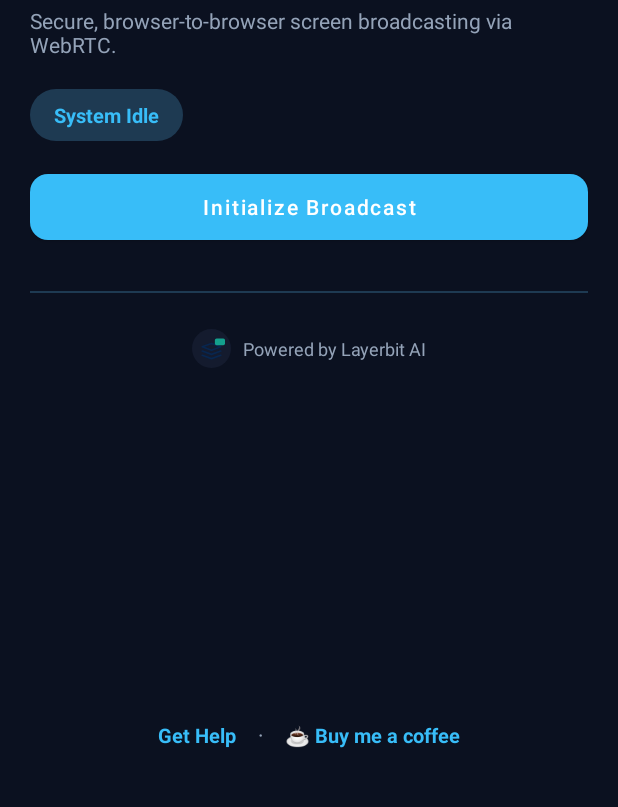
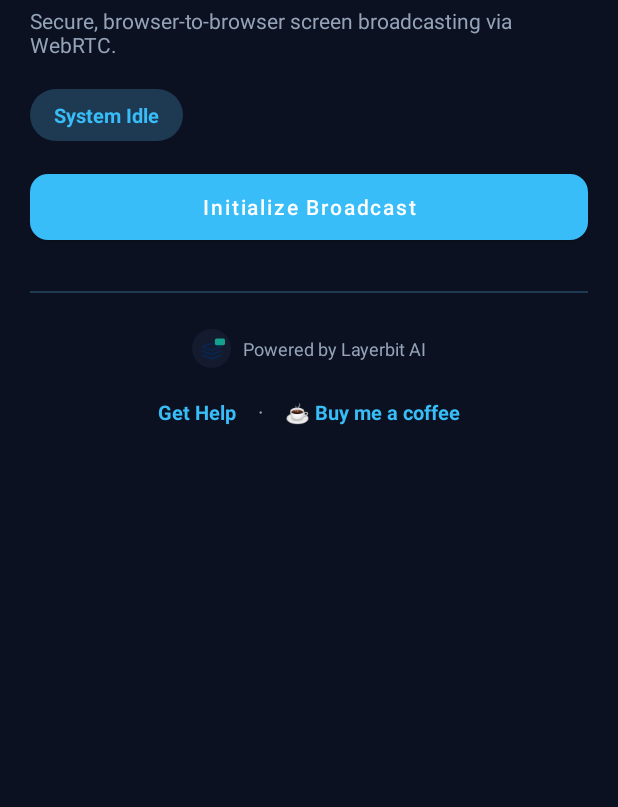
Before and after one commit to vysakhsuresh/layerlink-android, an Android app: the screen it shows after launch (MainActivity), on a phone screen of 412 x 824 dp, the part 87-894 px from its top. Run offline under Robolectric (Android 15) with nearby library versions, the phone set to English and light mode, and no system bars; libraries missing offline, so code that uses them is left out: org.webrtc; plain views replace SurfaceViewRenderer; 5 statements that could not run were skipped.

Commit message:
Fix cross-module footer binding: real root view, not <merge>
The actual Gradle build (not just the IDE) confirmed View Binding's
<merge>-flattening does not work across module boundaries - enabling
viewBinding in :core alone wasn't enough, since ActivityMainBinding (built
in :app) never got brandFooterRow/btnGetHelp/btnBuyCoffee from a <merge>
layout living in :core.

Fixed by giving view_brand_footer.xml a real ConstraintLayout root
(self-contained internal constraints instead of anchoring to an external
contentBarrier id) and including it with its own id + constraints on the
<include> tag in activity_main.xml. This generates a proper nested
ViewBrandFooterBinding that MainActivity accesses via
binding.brandFooterInclude.* - the standard, always-reliable pattern for
<include> across module boundaries.

Co-Authored-By: Claude Sonnet 5 <noreply@anthropic.com>
Claude-Session: https://claude.ai/code/session_01UA2YMQTHPHii35Dz93eu7W

```diff
--- a/app/src/main/java/com/layerbit/layerlink/MainActivity.kt
+++ b/app/src/main/java/com/layerbit/layerlink/MainActivity.kt
@@ -83,9 +83,9 @@ class MainActivity : AppCompatActivity() {
         binding.btnStop.setOnClickListener { boundService?.stopSharing() }
         binding.btnCopy.setOnClickListener { copyLink() }
         binding.btnShare.setOnClickListener { shareLink() }
-        binding.brandFooterRow.setOnClickListener { BrandLinks.openWebsite(this) }
-        binding.btnGetHelp.setOnClickListener { BrandLinks.showGetHelpDialog(this) }
-        binding.btnBuyCoffee.setOnClickListener { BrandLinks.openCoffee(this) }
+        binding.brandFooterInclude.brandFooterRow.setOnClickListener { BrandLinks.openWebsite(this) }
+        binding.brandFooterInclude.btnGetHelp.setOnClickListener { BrandLinks.showGetHelpDialog(this) }
+        binding.brandFooterInclude.btnBuyCoffee.setOnClickListener { BrandLinks.openCoffee(this) }
 
         maybeRequestNotificationPermission()
         renderState(SessionState.Idle)
--- a/app/src/main/res/layout/activity_main.xml
+++ b/app/src/main/res/layout/activity_main.xml
@@ -164,7 +164,15 @@
             app:barrierDirection="bottom"
             app:constraint_referenced_ids="btnStart,btnStop,linkContainer,previewCard" />
 
-        <include layout="@layout/view_brand_footer" />
+        <include
+            android:id="@+id/brandFooterInclude"
+            android:layout_width="0dp"
+            android:layout_height="wrap_content"
+            android:layout_marginTop="28dp"
+            layout="@layout/view_brand_footer"
+            app:layout_constraintEnd_toEndOf="parent"
+            app:layout_constraintStart_toStartOf="parent"
+            app:layout_constraintTop_toBottomOf="@id/contentBarrier" />
 
     </androidx.constraintlayout.widget.ConstraintLayout>
 
--- a/core/src/main/res/layout/view_brand_footer.xml
+++ b/core/src/main/res/layout/view_brand_footer.xml
@@ -1,21 +1,23 @@
 <?xml version="1.0" encoding="utf-8"?>
-<!-- Company-wide "Powered by Layerbit AI" footer + support links, meant to be dropped into
-     any app's ConstraintLayout via <include layout="@layout/view_brand_footer" />. As a
-     <merge>, its children become direct siblings of whatever ConstraintLayout includes it, so
-     the top view below can anchor to an id (e.g. a content Barrier) defined in that including
-     layout - see MainActivity's use for the pattern. -->
-<merge xmlns:android="http://schemas.android.com/apk/res/android"
-    xmlns:app="http://schemas.android.com/apk/res-auto">
+<!-- Company-wide "Powered by Layerbit AI" footer + support links, meant to be dropped into any
+     app via <include layout="@layout/view_brand_footer" android:id="@+id/..." .../> with
+     width/height/constraint attributes on the include tag itself (a real root view here, not
+     <merge> - View Binding's merge-flattening does not work across module boundaries, so the
+     including app accesses this layout's views via the generated ViewBrandFooterBinding
+     nested under the include's own id, e.g. binding.brandFooterInclude.brandFooterRow). -->
+<androidx.constraintlayout.widget.ConstraintLayout xmlns:android="http://schemas.android.com/apk/res/android"
+    xmlns:app="http://schemas.android.com/apk/res-auto"
+    android:layout_width="match_parent"
+    android:layout_height="wrap_content">
 
     <View
         android:id="@+id/brandFooterDivider"
         android:layout_width="0dp"
         android:layout_height="1dp"
-        android:layout_marginTop="28dp"
         android:background="@color/accent_main_dim"
         app:layout_constraintEnd_toEndOf="parent"
         app:layout_constraintStart_toStartOf="parent"
-        app:layout_constraintTop_toBottomOf="@id/contentBarrier" />
+        app:layout_constraintTop_toTopOf="parent" />
 
     <LinearLayout
         android:id="@+id/brandFooterRow"
@@ -93,4 +95,4 @@
 
     </LinearLayout>
 
-</merge>
+</androidx.constraintlayout.widget.ConstraintLayout>
```
